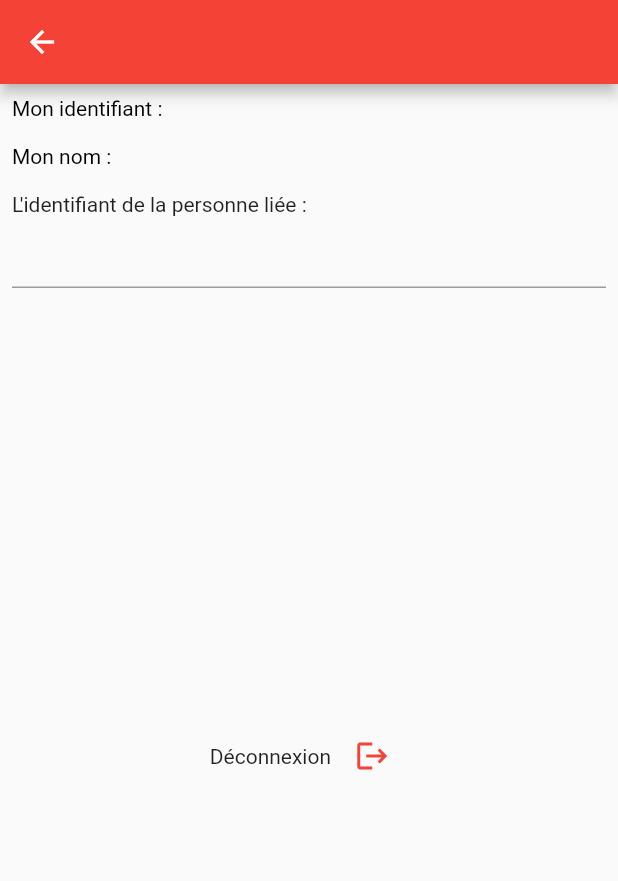
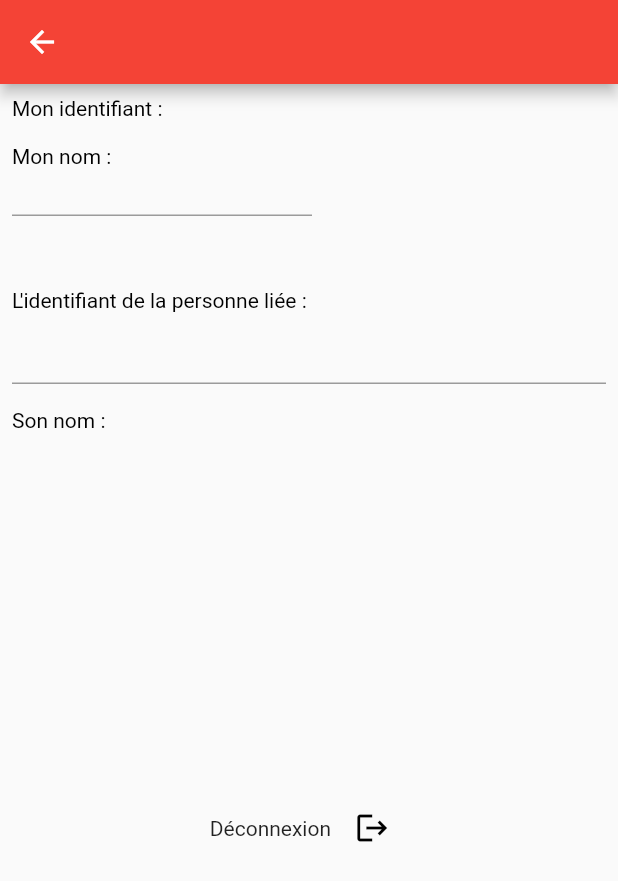
Before and after one commit to CedricBardaine/hearts_sender, a Flutter app: the Settings screen opened directly, on a phone screen of 412 x 824 dp. Shown: the top 881 px of the screen. Run offline on Flutter 3.47's test engine with Material 2 defaults, Android fonts, the phone set to English and light mode, and no system bars; our stand-ins replace charts_flutter, cloud_firestore, firebase_auth, firebase_core, google_sign_in; accounts and stored records are empty.

Commit message:
allow to change name & display linked user name

```diff
--- a/lib/pages/settings.dart
+++ b/lib/pages/settings.dart
@@ -19,8 +19,10 @@ class _SettingsState extends State<Settings> {
   bool _connected = false;
   String _userId = "";
   String _name = "";
+  String _nameLinked = "";
 
-  final _tfController = TextEditingController();
+  final _tfController_idLinked = TextEditingController();
+  final _tfController_name = TextEditingController();
 
   late CollectionReference _allUsers;
 
@@ -47,7 +49,23 @@ class _SettingsState extends State<Settings> {
               print('Document data: ${documentSnapshot.data()}');
               setState(() {
                 _name = documentSnapshot.data()!["name"];
-                _tfController.text = documentSnapshot.data()!["linked_to"];
+
+                _tfController_idLinked.text =
+                    documentSnapshot.data()!["linked_to"];
+                _tfController_name.text = documentSnapshot.data()!["name"];
+
+                //
+                // get linked user name
+                allUsers
+                    .doc(documentSnapshot.data()!["linked_to"])
+                    .get()
+                    .then((DocumentSnapshot documentSnapshot) {
+                  if (documentSnapshot.exists) {
+                    setState(() {
+                      _nameLinked = documentSnapshot.data()!["name"];
+                    });
+                  }
+                });
               });
               // log(documentSnapshot.data()!["name"]);
             } else {
@@ -113,20 +131,42 @@ class _SettingsState extends State<Settings> {
                       height: 16.0,
                     ),
                     Text(
-                      "Mon nom : " + _name,
+                      "Mon nom : ",
                       style: TextStyle(
                           color: _connected ? Colors.black : Colors.grey),
                     ),
+                    SizedBox(
+                      height: 32.0,
+                      width: 200.0,
+                      child: TextField(
+                        enabled: _connected,
+                        controller: _tfController_name,
+                        onSubmitted: (value) {
+                          FirebaseFirestore.instance
+                              .collection('User')
+                              .doc(_userId)
+                              .update({"name": value})
+                              .then((value) => print("Name updated ! : "))
+                              .catchError((onError) => print(
+                                  "Failed to set linked user : $onError"));
+                        },
+                      ),
+                    ),
                     Container(
-                      height: 16.0,
+                      height: 48.0,
                     ),
-                    Text("L'identifiant de la personne liée : " + ""),
+                    Text(
+                      "L'identifiant de la personne liée : " + "",
+                      style: TextStyle(
+                          color: _connected ? Colors.black : Colors.grey),
+                    ),
                   ],
                 ),
               ],
             ),
             TextField(
-              controller: _tfController,
+              enabled: _connected,
+              controller: _tfController_idLinked,
               onSubmitted: (value) {
                 FirebaseFirestore.instance
                     .collection('User')
@@ -136,6 +176,16 @@ class _SettingsState extends State<Settings> {
                     .catchError((onError) =>
                         print("Failed to set linked user : $onError"));
               },
+            ),
+            Container(height: 16.0),
+            Row(
+              children: [
+                Text(
+                  "Son nom : " + _nameLinked,
+                  style:
+                      TextStyle(color: _connected ? Colors.black : Colors.grey),
+                ),
+              ],
             ),
             Expanded(child: connectionBtn()),
           ],
@@ -152,7 +202,7 @@ class _SettingsState extends State<Settings> {
           Text("Connexion "),
           IconButton(
               icon: Icon(Icons.login),
-              color: Color(CustomColors.PRIMARY),
+              color: Color(CustomColors.SECONDARY),
               onPressed: () {
                 signInWithGoogle();
               })
@@ -165,7 +215,7 @@ class _SettingsState extends State<Settings> {
           Text("Déconnexion "),
           IconButton(
               icon: Icon(Icons.logout),
-              color: Colors.red,
+              color: Colors.black,
               onPressed: () {
                 FirebaseAuth.instance.signOut();
               })
```
